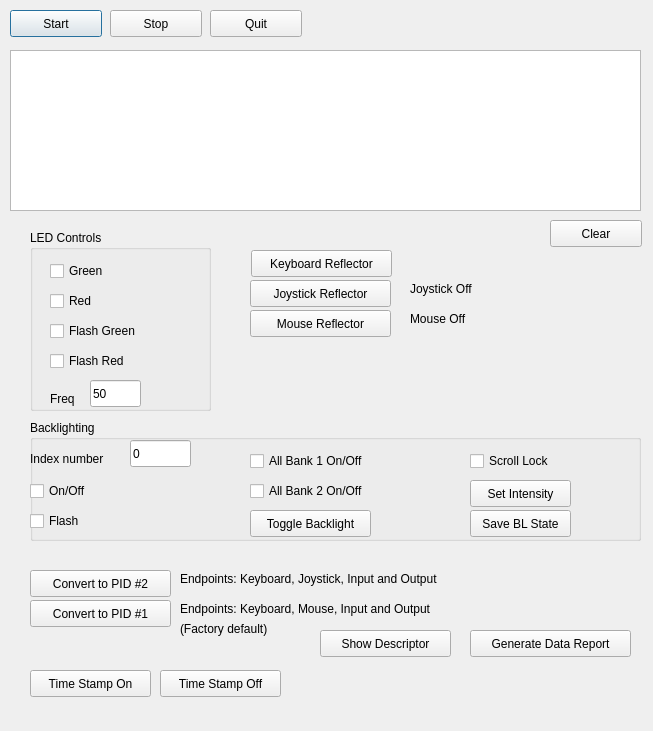
First picture: the form in testgui/resources/MainWindow.ui, repository piengineering/X-keys_Linux, before the edit.
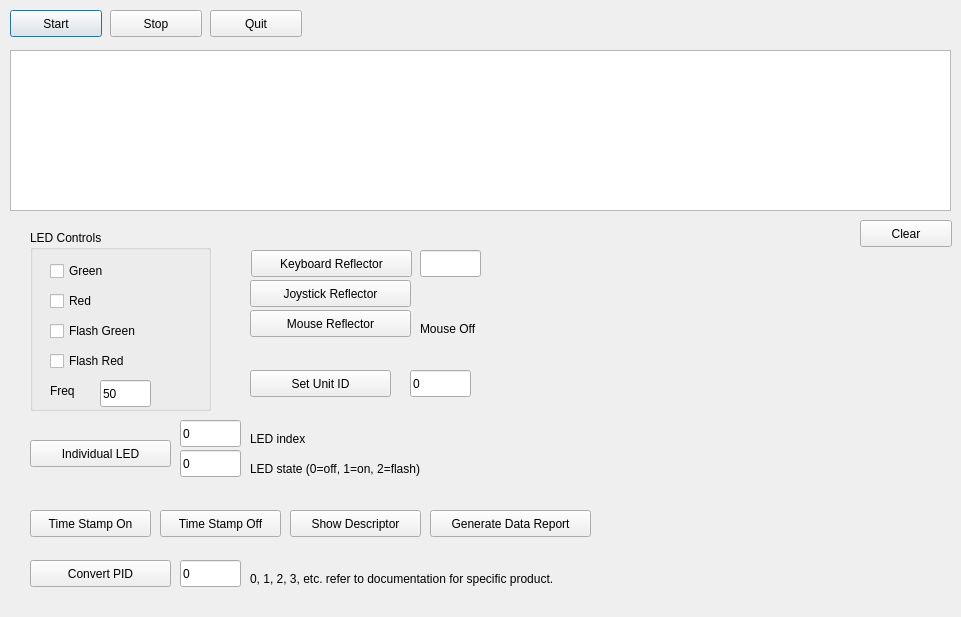
Second picture: the form after the edit.

What changed in the file:
```diff
--- a/testgui/resources/MainWindow.ui
+++ b/testgui/resources/MainWindow.ui
@@ -6,8 +6,8 @@
    <rect>
     <x>0</x>
     <y>0</y>
-    <width>653</width>
-    <height>731</height>
+    <width>961</width>
+    <height>617</height>
    </rect>
   </property>
   <property name="windowTitle">
@@ -66,7 +66,7 @@
     <rect>
      <x>10</x>
      <y>50</y>
-     <width>631</width>
+     <width>941</width>
      <height>161</height>
     </rect>
    </property>
@@ -77,7 +77,7 @@
   <widget class="QPushButton" name="clear_button">
    <property name="geometry">
     <rect>
-     <x>550</x>
+     <x>860</x>
      <y>220</y>
      <width>92</width>
      <height>27</height>
@@ -97,7 +97,7 @@
    <property name="geometry">
     <rect>
      <x>30</x>
-     <y>600</y>
+     <y>560</y>
      <width>141</width>
      <height>27</height>
     </rect>
@@ -106,30 +106,14 @@
     <string>Convert the device to use PID #1</string>
    </property>
    <property name="text">
-    <string>Convert to PID #1</string>
-   </property>
-  </widget>
-  <widget class="QPushButton" name="convert_pid2">
-   <property name="geometry">
-    <rect>
-     <x>30</x>
-     <y>570</y>
-     <width>141</width>
-     <height>27</height>
-    </rect>
-   </property>
-   <property name="toolTip">
-    <string>Convert the device to use PID #2</string>
-   </property>
-   <property name="text">
-    <string>Convert to PID #2</string>
+    <string>Convert PID</string>
    </property>
   </widget>
   <widget class="QPushButton" name="timestamp_on">
    <property name="geometry">
     <rect>
      <x>30</x>
-     <y>670</y>
+     <y>510</y>
      <width>121</width>
      <height>27</height>
     </rect>
@@ -145,7 +129,7 @@
    <property name="geometry">
     <rect>
      <x>160</x>
-     <y>670</y>
+     <y>510</y>
      <width>121</width>
      <height>27</height>
     </rect>
@@ -160,8 +144,8 @@
   <widget class="QPushButton" name="show_descriptor">
    <property name="geometry">
     <rect>
-     <x>320</x>
-     <y>630</y>
+     <x>290</x>
+     <y>510</y>
      <width>131</width>
      <height>27</height>
     </rect>
@@ -176,8 +160,8 @@
   <widget class="QPushButton" name="generate_report">
    <property name="geometry">
     <rect>
-     <x>470</x>
-     <y>630</y>
+     <x>430</x>
+     <y>510</y>
      <width>161</width>
      <height>27</height>
     </rect>
@@ -194,7 +178,7 @@
     <rect>
      <x>251</x>
      <y>250</y>
-     <width>141</width>
+     <width>161</width>
      <height>27</height>
     </rect>
    </property>
@@ -210,7 +194,7 @@
     <rect>
      <x>250</x>
      <y>280</y>
-     <width>141</width>
+     <width>161</width>
      <height>27</height>
     </rect>
    </property>
@@ -226,7 +210,7 @@
     <rect>
      <x>250</x>
      <y>310</y>
-     <width>141</width>
+     <width>161</width>
      <height>27</height>
     </rect>
    </property>
@@ -240,43 +224,30 @@
     <string>Mouse Reflector</string>
    </property>
   </widget>
-  <widget class="QLabel" name="label_4">
+  <widget class="QPushButton" name="unit_id">
    <property name="geometry">
     <rect>
-     <x>180</x>
-     <y>570</y>
-     <width>331</width>
-     <height>17</height>
+     <x>250</x>
+     <y>370</y>
+     <width>141</width>
+     <height>27</height>
     </rect>
    </property>
    <property name="text">
-    <string>Endpoints: Keyboard, Joystick, Input and Output</string>
+    <string>Set Unit ID</string>
    </property>
   </widget>
   <widget class="QLabel" name="label_5">
    <property name="geometry">
     <rect>
-     <x>180</x>
-     <y>600</y>
-     <width>311</width>
+     <x>250</x>
+     <y>570</y>
+     <width>411</width>
      <height>17</height>
     </rect>
    </property>
    <property name="text">
-    <string>Endpoints: Keyboard, Mouse, Input and Output</string>
-   </property>
-  </widget>
-  <widget class="QLabel" name="label_6">
-   <property name="geometry">
-    <rect>
-     <x>180</x>
-     <y>620</y>
-     <width>111</width>
-     <height>17</height>
-    </rect>
-   </property>
-   <property name="text">
-    <string>(Factory default)</string>
+    <string>0, 1, 2, 3, etc. refer to documentation for specific product.</string>
    </property>
   </widget>
   <widget class="QGroupBox" name="groupBox">
@@ -297,19 +268,6 @@
    <property name="checkable">
     <bool>false</bool>
    </property>
-   <widget class="QLabel" name="label">
-    <property name="geometry">
-     <rect>
-      <x>20</x>
-      <y>160</y>
-      <width>59</width>
-      <height>17</height>
-     </rect>
-    </property>
-    <property name="text">
-     <string>Freq</string>
-    </property>
-   </widget>
    <widget class="QCheckBox" name="flash_green_check">
     <property name="geometry">
      <rect>
@@ -374,10 +332,23 @@
      <string>Flash Red</string>
     </property>
    </widget>
+   <widget class="QLabel" name="label">
+    <property name="geometry">
+     <rect>
+      <x>20</x>
+      <y>150</y>
+      <width>59</width>
+      <height>21</height>
+     </rect>
+    </property>
+    <property name="text">
+     <string>Freq</string>
+    </property>
+   </widget>
    <widget class="QLineEdit" name="flash_freq">
     <property name="geometry">
      <rect>
-      <x>60</x>
+      <x>70</x>
       <y>150</y>
       <width>51</width>
       <height>27</height>
@@ -391,186 +362,28 @@
     </property>
    </widget>
   </widget>
-  <widget class="QGroupBox" name="groupBox_2">
+  <widget class="QLineEdit" name="unitid_number">
    <property name="geometry">
     <rect>
-     <x>30</x>
-     <y>420</y>
-     <width>611</width>
-     <height>121</height>
+     <x>410</x>
+     <y>370</y>
+     <width>61</width>
+     <height>27</height>
     </rect>
    </property>
-   <property name="title">
-    <string>Backlighting</string>
+   <property name="toolTip">
+    <string>integer 0-255</string>
    </property>
-   <widget class="QCheckBox" name="backlight_bank2_all">
-    <property name="geometry">
-     <rect>
-      <x>220</x>
-      <y>60</y>
-      <width>141</width>
-      <height>22</height>
-     </rect>
-    </property>
-    <property name="toolTip">
-     <string>Turn the second (red) backlight on for all keys</string>
-    </property>
-    <property name="text">
-     <string>All Bank 2 On/Off</string>
-    </property>
-   </widget>
-   <widget class="QLineEdit" name="backlight_number">
-    <property name="geometry">
-     <rect>
-      <x>100</x>
-      <y>20</y>
-      <width>61</width>
-      <height>27</height>
-     </rect>
-    </property>
-    <property name="toolTip">
-     <string>Which key to turn the backlight on and off for using the checkboxes below.
-0-31 are for the first backlight (blue), and 32-60 are for the second backlight (red)</string>
-    </property>
-    <property name="text">
-     <string>0</string>
-    </property>
-   </widget>
-   <widget class="QCheckBox" name="backlight_on_off">
-    <property name="geometry">
-     <rect>
-      <x>0</x>
-      <y>60</y>
-      <width>91</width>
-      <height>22</height>
-     </rect>
-    </property>
-    <property name="toolTip">
-     <string>Turn the backlight on for the backlight specified in Item Number above.</string>
-    </property>
-    <property name="text">
-     <string>On/Off</string>
-    </property>
-   </widget>
-   <widget class="QCheckBox" name="backlight_flash">
-    <property name="geometry">
-     <rect>
-      <x>0</x>
-      <y>90</y>
-      <width>91</width>
-      <height>22</height>
-     </rect>
-    </property>
-    <property name="toolTip">
-     <string>Flash the backlight specified in Item Number above.</string>
-    </property>
-    <property name="text">
-     <string>Flash</string>
-    </property>
-   </widget>
-   <widget class="QLabel" name="label_3">
-    <property name="geometry">
-     <rect>
-      <x>0</x>
-      <y>30</y>
-      <width>91</width>
-      <height>17</height>
-     </rect>
-    </property>
-    <property name="text">
-     <string>Index number</string>
-    </property>
-   </widget>
-   <widget class="QCheckBox" name="backlight_bank1_all">
-    <property name="geometry">
-     <rect>
-      <x>220</x>
-      <y>30</y>
-      <width>141</width>
-      <height>22</height>
-     </rect>
-    </property>
-    <property name="toolTip">
-     <string>Turn the first (blue) backlight on for all keys</string>
-    </property>
-    <property name="text">
-     <string>All Bank 1 On/Off</string>
-    </property>
-   </widget>
-   <widget class="QCheckBox" name="backlight_scroll_lock">
-    <property name="geometry">
-     <rect>
-      <x>440</x>
-      <y>30</y>
-      <width>101</width>
-      <height>22</height>
-     </rect>
-    </property>
-    <property name="text">
-     <string>Scroll Lock</string>
-    </property>
-   </widget>
-   <widget class="QPushButton" name="backlight_toggle">
-    <property name="geometry">
-     <rect>
-      <x>220</x>
-      <y>90</y>
-      <width>121</width>
-      <height>27</height>
-     </rect>
-    </property>
-    <property name="toolTip">
-     <string>Toggle the backlight between its current state and all off.</string>
-    </property>
-    <property name="text">
-     <string>Toggle Backlight</string>
-    </property>
-   </widget>
-   <widget class="QPushButton" name="backlight_save">
-    <property name="geometry">
-     <rect>
-      <x>440</x>
-      <y>90</y>
-      <width>101</width>
-      <height>27</height>
-     </rect>
-    </property>
-    <property name="toolTip">
-     <string>Save the current backlighting state of the device as default.</string>
-    </property>
-    <property name="accessibleName">
-     <string/>
-    </property>
-    <property name="text">
-     <string>Save BL State</string>
-    </property>
-   </widget>
-   <widget class="QPushButton" name="backlight_set_intensity">
-    <property name="geometry">
-     <rect>
-      <x>440</x>
-      <y>60</y>
-      <width>101</width>
-      <height>27</height>
-     </rect>
-    </property>
-    <property name="toolTip">
-     <string>Set the intensity of the backlights to static values.</string>
-    </property>
-    <property name="whatsThis">
-     <string/>
-    </property>
-    <property name="text">
-     <string>Set Intensity</string>
-    </property>
-   </widget>
+   <property name="text">
+    <string>0</string>
+   </property>
   </widget>
   <widget class="QLabel" name="mouse_label">
    <property name="geometry">
     <rect>
-     <x>410</x>
-     <y>310</y>
-     <width>71</width>
+     <x>420</x>
+     <y>320</y>
+     <width>91</width>
      <height>17</height>
     </rect>
    </property>
@@ -581,14 +394,107 @@
   <widget class="QLabel" name="joystick_label">
    <property name="geometry">
     <rect>
-     <x>410</x>
-     <y>280</y>
+     <x>250</x>
+     <y>430</y>
      <width>81</width>
      <height>17</height>
     </rect>
    </property>
    <property name="text">
-    <string>Joystick Off</string>
+    <string>LED index</string>
+   </property>
+  </widget>
+  <widget class="QPushButton" name="individual_led">
+   <property name="geometry">
+    <rect>
+     <x>30</x>
+     <y>440</y>
+     <width>141</width>
+     <height>27</height>
+    </rect>
+   </property>
+   <property name="toolTip">
+    <string>Control individual LED, see documentation for index values for each product.</string>
+   </property>
+   <property name="text">
+    <string>Individual LED</string>
+   </property>
+  </widget>
+  <widget class="QLineEdit" name="kbd_input">
+   <property name="geometry">
+    <rect>
+     <x>420</x>
+     <y>250</y>
+     <width>61</width>
+     <height>27</height>
+    </rect>
+   </property>
+   <property name="toolTip">
+    <string>integer 0-255</string>
+   </property>
+   <property name="text">
+    <string/>
+   </property>
+  </widget>
+  <widget class="QLineEdit" name="pid_number">
+   <property name="geometry">
+    <rect>
+     <x>180</x>
+     <y>560</y>
+     <width>61</width>
+     <height>27</height>
+    </rect>
+   </property>
+   <property name="toolTip">
+    <string>integer 0-255</string>
+   </property>
+   <property name="text">
+    <string>0</string>
+   </property>
+  </widget>
+  <widget class="QLineEdit" name="led_index">
+   <property name="geometry">
+    <rect>
+     <x>180</x>
+     <y>420</y>
+     <width>61</width>
+     <height>27</height>
+    </rect>
+   </property>
+   <property name="toolTip">
+    <string>integer 0-255</string>
+   </property>
+   <property name="text">
+    <string>0</string>
+   </property>
+  </widget>
+  <widget class="QLineEdit" name="led_state">
+   <property name="geometry">
+    <rect>
+     <x>180</x>
+     <y>450</y>
+     <width>61</width>
+     <height>27</height>
+    </rect>
+   </property>
+   <property name="toolTip">
+    <string>integer 0-255</string>
+   </property>
+   <property name="text">
+    <string>0</string>
+   </property>
+  </widget>
+  <widget class="QLabel" name="label_9">
+   <property name="geometry">
+    <rect>
+     <x>250</x>
+     <y>460</y>
+     <width>241</width>
+     <height>17</height>
+    </rect>
+   </property>
+   <property name="text">
+    <string>LED state (0=off, 1=on, 2=flash)</string>
    </property>
   </widget>
  </widget>
```
Left out of the diff: 24 changed lines with no effect on the pictures.
